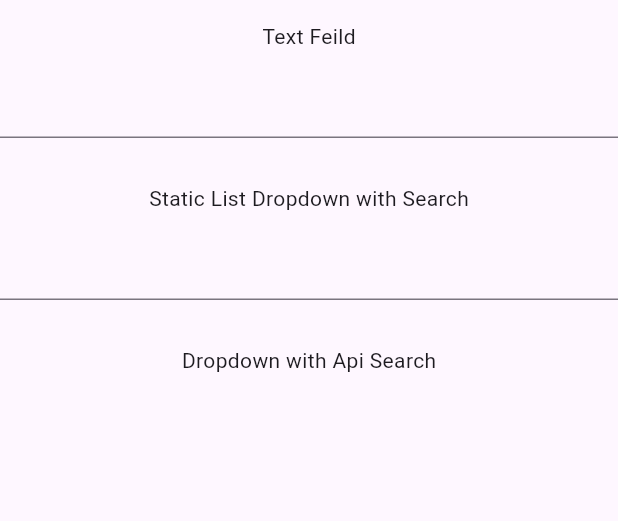
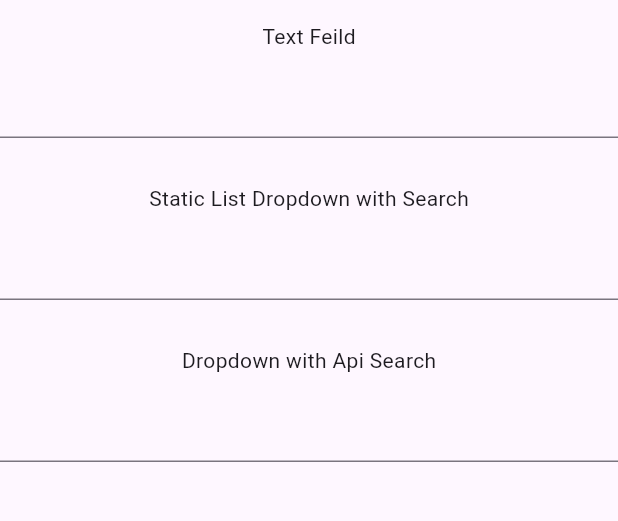
Before and after one commit to HKAY1/searchable_textfield, a Flutter app: the screen it shows after launch, on a phone screen of 412 x 824 dp, the part 63-584 px from its top. Run offline on Flutter 3.47's test engine with Material 3 defaults, Android fonts, the phone set to English and light mode, and no system bars.

Commit message:
appendable items

```diff
--- a/example/lib/main.dart
+++ b/example/lib/main.dart
@@ -32,6 +32,20 @@ class MyHomePage extends StatefulWidget {
 }
 
 class _MyHomePageState extends State<MyHomePage> {
+  Future<List<DropdownMenuItems>> getPostsData({
+    String? filter,
+    int? page,
+    int? limit,
+  }) async {
+    // Simulate API call
+    await Future.delayed(Duration(seconds: 2));
+    return [
+      DropdownMenuItems(lable: "Post 1", value: "1"),
+      DropdownMenuItems(lable: "Post 2", value: "2"),
+      DropdownMenuItems(lable: "Post 3", value: "3"),
+    ];
+  }
+
   @override
   Widget build(BuildContext context) {
     return Scaffold(
@@ -62,10 +76,38 @@ class _MyHomePageState extends State<MyHomePage> {
               DropdownMenuItems(lable: "Orange", value: "5"),
               DropdownMenuItems(lable: "Blue Berry", value: "6"),
             ],
+            appendableItems: [
+              ListTile(
+                leading: Icon(Icons.add),
+                title: Text("Add New Item"),
+                onTap: () {
+                  print("Add New Item tapped");
+                },
+              ),
+            ],
           ),
           SizedBox(height: 30),
           Text("Dropdown with Api Search"),
           SizedBox(height: 10),
+          SearchableTextField(
+            controller: TextEditingController(),
+            enabled: true,
+            isObscured: false,
+            isDropdown: true,
+            getItems: getPostsData,
+            loadingWidget: const Row(
+              mainAxisAlignment: MainAxisAlignment.center,
+              children: [
+                SizedBox(
+                  width: 15,
+                  height: 15,
+                  child: CircularProgressIndicator(strokeWidth: 1),
+                ),
+                SizedBox(width: 10),
+                Text('Loading...', style: TextStyle(fontSize: 12)),
+              ],
+            ),
+          ),
         ],
       ),
     );
--- a/pubspec.yaml
+++ b/pubspec.yaml
@@ -1,6 +1,6 @@
 name: searchable_textfeild
 description: "A simple textfeild which can be used to search the data in the list or can be used as simple dropdown widget"
-version: 0.1.1
+version: 0.1.2
 homepage: https://github.com/HKAY1/searchable_textfield
 repository: https://github.com/HKAY1/searchable_textfield
 
```
Also changed, not shown: lib/searchable_textfeild.dart (+112 -35 lines), 2 other files.
